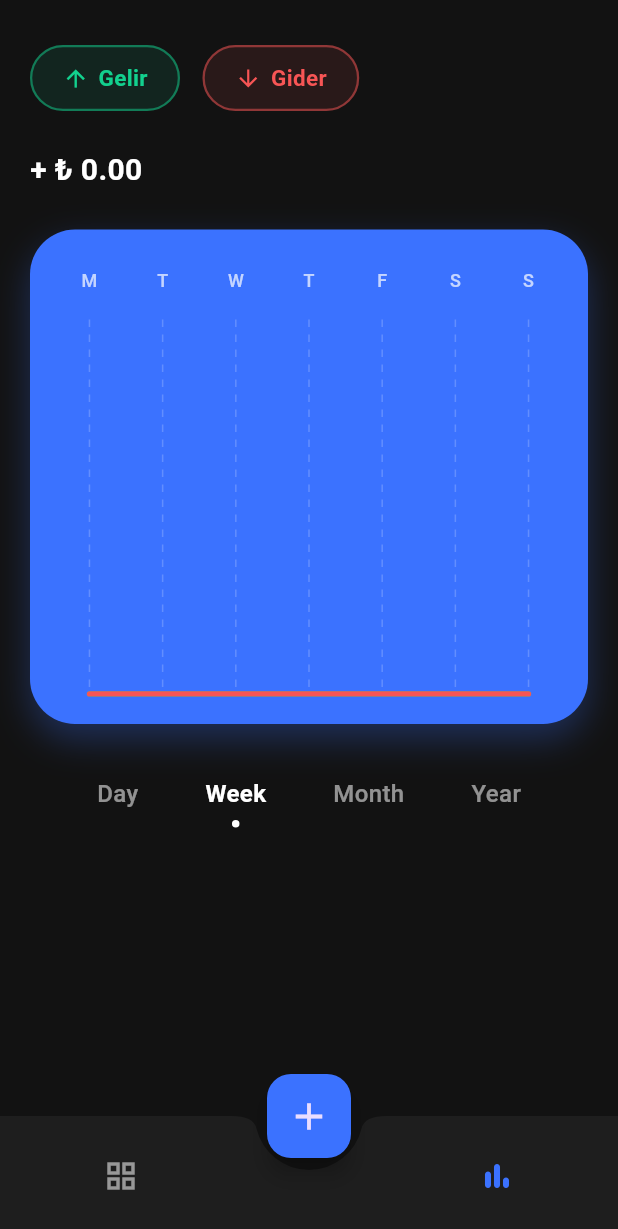
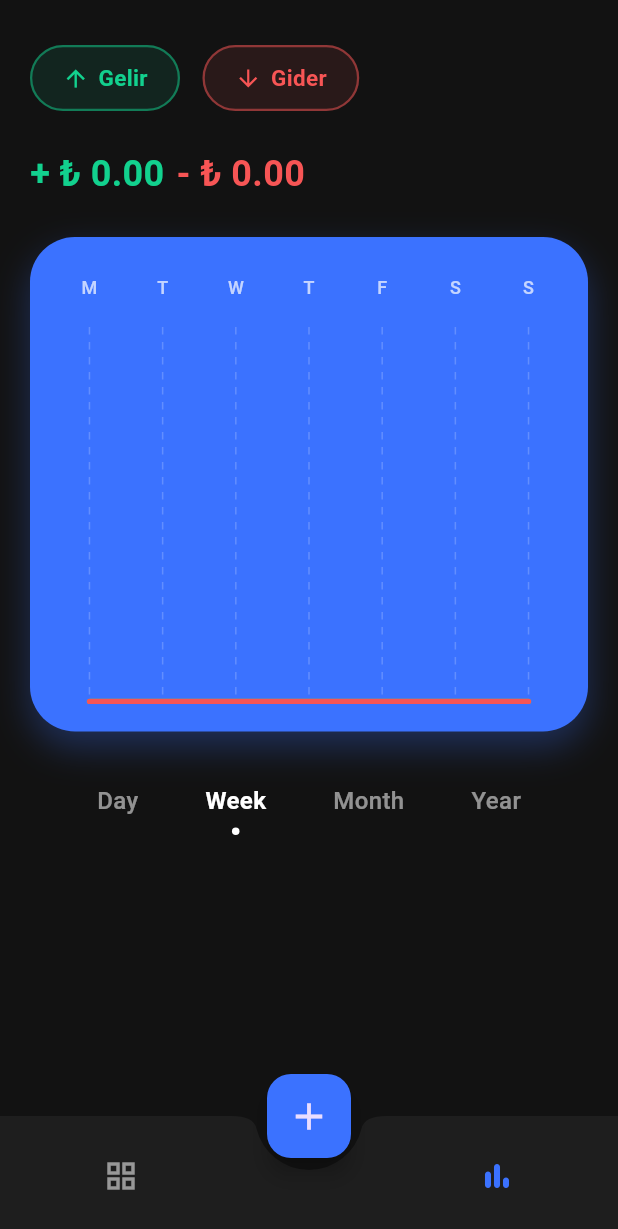
Before and after one commit to CihanAkkus/gelir_gider_takip, a Flutter app: the screen it shows after launch, swiped to page 2, on a phone screen of 412 x 824 dp. Shown: the top 1229 px of the screen. Run offline on Flutter 3.47's test engine with Material 3 defaults, Android fonts, the light colour scheme and no system bars; drawn by our look-alikes of fl_chart; our stand-ins replace get, sqflite; accounts and stored records are empty.

Commit message:
everything is good

```diff
--- a/lib/viewmodels/main_layout_viewmodel.dart
+++ b/lib/viewmodels/main_layout_viewmodel.dart
@@ -42,7 +42,7 @@ class MainLayoutViewModel extends GetxController {
       binding: BindingsBuilder(() {
         Get.put(AddTransactionViewModel(repository: Get.find()));
       }),
-    );
+    );//işlem ekleme sayfasına gittiğimde yazılar sıfırlanmış olarak gelsin diye yaptık
   }
 
 }
--- a/lib/viewmodels/transaction_viewmodel.dart
+++ b/lib/viewmodels/transaction_viewmodel.dart
@@ -1,4 +1,3 @@
-import 'package:flutter/cupertino.dart';
 import 'package:flutter/material.dart';
 import 'package:gelir_gider_takip/models/category_model.dart';
 import 'package:gelir_gider_takip/models/transaction_model.dart';
@@ -15,14 +14,15 @@ class TransactionViewModel extends GetxController {
   TransactionViewModel({required this.repository}); //CONSTRUCTOR
 
   int _currentOffset = 0;
-  final int _limit =
-  20; //const yapmadık çünkü ilerde değiştirebilirim run-time ile belli olsun
+  final int _limit = 20;
+
+  //const yapmadık çünkü ilerde değiştirebilirim run-time ile belli olsun
 
   var isLoadingMore = false.obs;
   var hasMoreData = true.obs;
 
-  var transactions =
-      <TransactionModel>[].obs; //tüm verilerimizi koruduğumuz liste
+  var transactions = <TransactionModel>[]
+      .obs; //filtrelenmiş bir şekilde verilerimizi tuttuğumuz liste
   var categories = <CategoryModel>[].obs;
 
   var selectedCategory = Rxn<CategoryModel>();
@@ -191,11 +191,7 @@ class TransactionViewModel extends GetxController {
         targetDate = now.subtract(const Duration(days: 15));
         break;
       case "Bu Ay":
-        targetDate = DateTime(
-          now.year,
-          now.month,
-          1,
-        );
+        targetDate = DateTime(now.year, now.month, 1);
         break;
       case "Son 1 Ay":
         targetDate = now.subtract(const Duration(days: 30));
@@ -221,13 +217,14 @@ class TransactionViewModel extends GetxController {
 
     try {
       final category = categories.firstWhere(
-            (cat) => cat.name == selectedFilteredCategory.value,
+        (cat) => cat.name == selectedFilteredCategory.value,
       );
       return category.id;
     } catch (e) {
       return null;
     }
   }
+
   void applyFilters() {
     getTransactions();
   }
@@ -248,9 +245,8 @@ class TransactionViewModel extends GetxController {
     );
   }
 
-  List<String> get categoryNames =>
-      [
-        "Tümü",
-        ...categories.map((category) => category.name).toList(),
-      ];
+  List<String> get categoryNames => [
+    "Tümü",
+    ...categories.map((category) => category.name).toList(),
+  ];
 }
--- a/lib/views/statistics_view.dart
+++ b/lib/views/statistics_view.dart
@@ -133,13 +133,33 @@ class _StatisticsViewState extends State<StatisticsView>
               }),
               const SizedBox(height: 25),
               Obx(() {
-                return Text(
-                  "+ ₺ ${transactionsController.totalIncome.toStringAsFixed(2)}",
-                  style: const TextStyle(
-                    color: Colors.white,
-                    fontSize: 20,
-                    fontWeight: FontWeight.bold,
-                  ),
+                return Row(
+                  crossAxisAlignment: CrossAxisAlignment.start,
+                  children: [
+                    if (statisticsController.showIncome.value)
+                      Text(
+                        "+ ₺ ${statisticsController.periodTotalIncome.value.toStringAsFixed(2)}",
+                        style: const TextStyle(
+                          color: AppColors.incomeGreen,
+                          fontSize: 24,
+                          fontWeight: FontWeight.bold,
+                        ),
+                      ),
+
+                    if (statisticsController.showIncome.value &&
+                        statisticsController.showExpense.value)
+                      const SizedBox(width: 8),
+
+                    if (statisticsController.showExpense.value)
+                      Text(
+                        "- ₺ ${statisticsController.periodTotalExpense.value.toStringAsFixed(2)}",
+                        style: const TextStyle(
+                          color: AppColors.expenseRed,
+                          fontSize: 24,
+                          fontWeight: FontWeight.bold,
+                        ),
+                      ),
+                  ],
                 );
               }),
               const SizedBox(height: 25),
```
Also changed, not shown: lib/viewmodels/add_transaction_viewmodel.dart (+11 -0 lines), lib/viewmodels/statistics_viewmodel.dart (+20 -0 lines).
